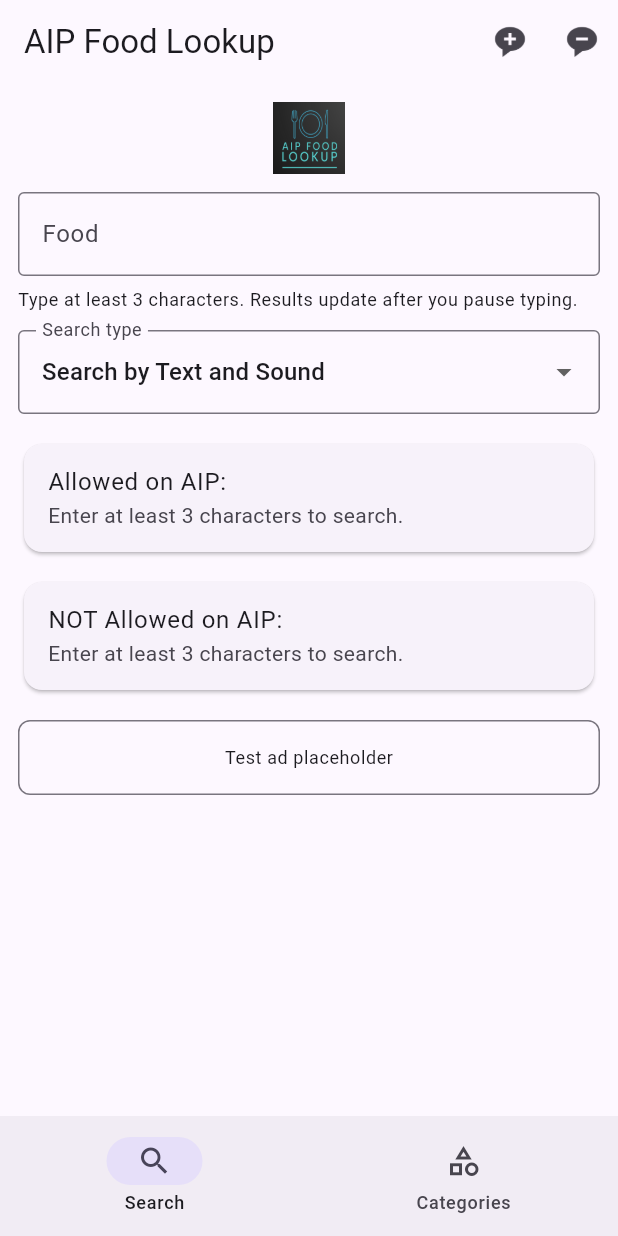
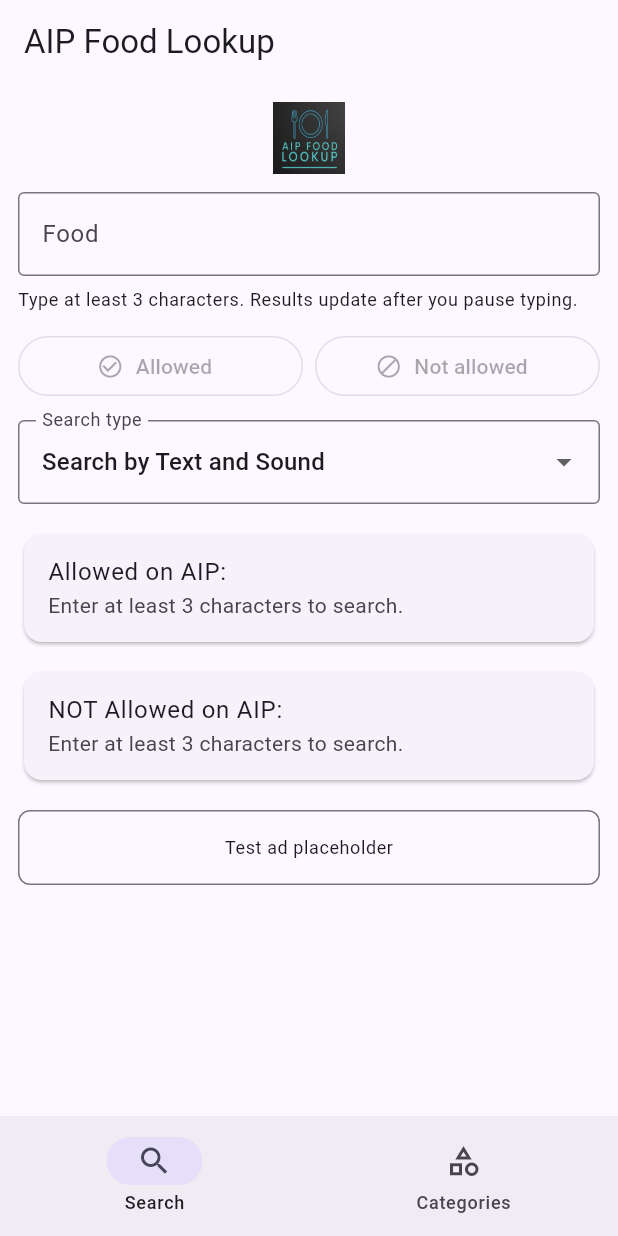
Before and after one commit to CalypsoSys/aip_food_lookup, a Flutter app: the screen it shows after launch, on a phone screen of 412 x 824 dp. Run offline on Flutter 3.47's test engine with Material 3 defaults, Android fonts, the phone set to English and light mode, and no system bars.

Commit message:
feat: polish Flutter suggestion flow

```diff
--- a/flutter-app/lib/features/search/presentation/search_controller.dart
+++ b/flutter-app/lib/features/search/presentation/search_controller.dart
@@ -19,6 +19,7 @@ class SearchState {
     this.searchType = defaultSearchType,
     this.result = const SearchResult(allowed: [], notAllowed: []),
     this.isLoading = false,
+    this.isSuggesting = false,
     this.errorMessage,
     this.hasSearched = false,
   });
@@ -27,6 +28,7 @@ class SearchState {
   final String searchType;
   final SearchResult result;
   final bool isLoading;
+  final bool isSuggesting;
   final String? errorMessage;
   final bool hasSearched;
 
@@ -35,6 +37,7 @@ class SearchState {
     String? searchType,
     SearchResult? result,
     bool? isLoading,
+    bool? isSuggesting,
     String? errorMessage,
     bool? hasSearched,
     bool clearError = false,
@@ -44,6 +47,7 @@ class SearchState {
       searchType: searchType ?? this.searchType,
       result: result ?? this.result,
       isLoading: isLoading ?? this.isLoading,
+      isSuggesting: isSuggesting ?? this.isSuggesting,
       errorMessage: clearError ? null : errorMessage ?? this.errorMessage,
       hasSearched: hasSearched ?? this.hasSearched,
     );
@@ -76,15 +80,21 @@ class SearchController extends ValueNotifier<SearchState> {
     if (!_hasSearchMinimum(query)) {
       return false;
     }
+    if (value.isSuggesting) {
+      return false;
+    }
 
+    value = value.copyWith(isSuggesting: true, clearError: true);
     try {
       await _foodApi.suggest(
         SuggestFoodRequest(inputText: query, allowed: allowed),
       );
+      value = value.copyWith(isSuggesting: false);
       return true;
     } catch (error, stackTrace) {
       debugPrint('Suggestion failed: $error\n$stackTrace');
       value = value.copyWith(
+        isSuggesting: false,
         errorMessage: 'Suggestion could not be made.',
       );
       return false;
--- a/flutter-app/lib/features/search/presentation/search_screen.dart
+++ b/flutter-app/lib/features/search/presentation/search_screen.dart
@@ -32,25 +32,10 @@ class _SearchScreenState extends State<SearchScreen> {
     return ValueListenableBuilder<feature.SearchState>(
       valueListenable: _controller,
       builder: (context, state, _) {
+        final canSuggest = state.query.trim().length > 2 && !state.isSuggesting;
         return Scaffold(
           appBar: AppBar(
             title: const Text('AIP Food Lookup'),
-            actions: [
-              IconButton(
-                tooltip: 'Suggest allowed',
-                onPressed: () => _suggest(context, allowed: true),
-                icon: const ImageIcon(
-                  AssetImage('assets/images/message_add_icon.png'),
-                ),
-              ),
-              IconButton(
-                tooltip: 'Suggest not allowed',
-                onPressed: () => _suggest(context, allowed: false),
-                icon: const ImageIcon(
-                  AssetImage('assets/images/message_minus_icon.png'),
-                ),
-              ),
-            ],
           ),
           body: SafeArea(
             child: ListView(
@@ -65,16 +50,46 @@ class _SearchScreenState extends State<SearchScreen> {
                   decoration: const InputDecoration(
                     labelText: 'Food',
                     hintText:
-                        'Enter a food to check, then use + or - to suggest',
+                        'Enter a food to check, then suggest if needed',
                   ),
                   textInputAction: TextInputAction.search,
                   onChanged: _controller.updateQuery,
                 ),
                 const SizedBox(height: 8),
                 Text(
-                  'Type at least 3 characters. Results update after you pause typing.',
+                  state.isSuggesting
+                      ? 'Submitting suggestion...'
+                      : 'Type at least 3 characters. Results update after you pause typing.',
                   style: Theme.of(context).textTheme.bodySmall,
                 ),
+                const SizedBox(height: 12),
+                Row(
+                  children: [
+                    Expanded(
+                      child: OutlinedButton.icon(
+                        onPressed: canSuggest
+                            ? () => _suggest(context, allowed: true)
+                            : null,
+                        icon: const Icon(Icons.check_circle_outline),
+                        label: const Text('Allowed'),
+                      ),
+                    ),
+                    const SizedBox(width: 8),
+                    Expanded(
+                      child: OutlinedButton.icon(
+                        onPressed: canSuggest
+                            ? () => _suggest(context, allowed: false)
+                            : null,
+                        icon: const Icon(Icons.block),
+                        label: const Text('Not allowed'),
+                      ),
+                    ),
+                  ],
+                ),
+                if (state.isSuggesting) ...[
+                  const SizedBox(height: 8),
+                  const LinearProgressIndicator(),
+                ],
                 const SizedBox(height: 12),
                 DropdownButtonFormField<String>(
                   initialValue: state.searchType,
@@ -111,7 +126,8 @@ class _SearchScreenState extends State<SearchScreen> {
                   title: 'Allowed on AIP:',
                   fallback: _fallbackText(
                     state,
-                    suggestion: 'Use the plus button to suggest as allowed.',
+                    suggestion:
+                        'Tap Allowed to suggest this food for review.',
                   ),
                   items: state.result.allowed,
                   hasSearched: state.hasSearched,
@@ -122,7 +138,7 @@ class _SearchScreenState extends State<SearchScreen> {
                   fallback: _fallbackText(
                     state,
                     suggestion:
-                        'Use the minus button to suggest as not allowed.',
+                        'Tap Not allowed to suggest this food for review.',
                   ),
                   items: state.result.notAllowed,
                   hasSearched: state.hasSearched,
```
Also changed, not shown: 1 other file.
